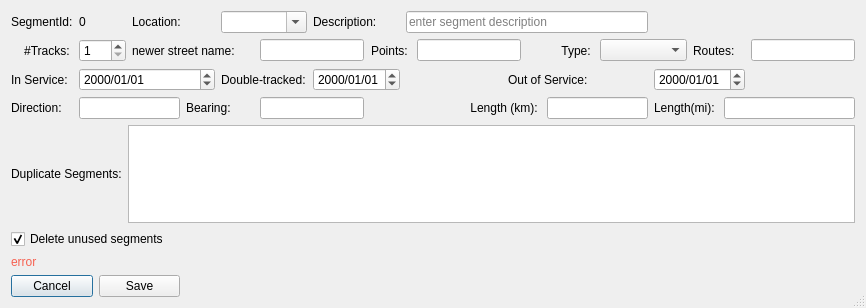
This is mapper_app/ui/editsegmentdialog.ui in allenck/mapper as Qt 5 draws it before an edit. The edited form follows.
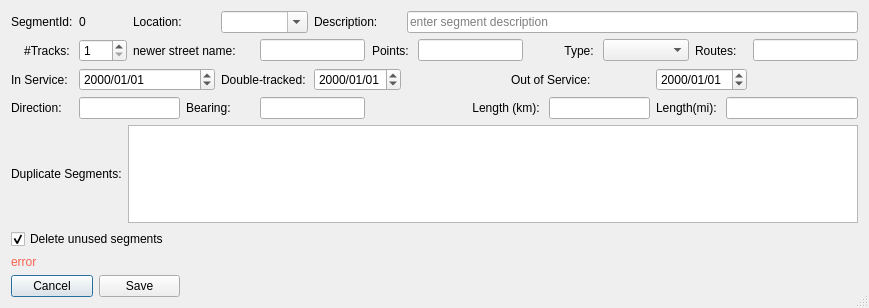
This is the edited form. Custom widgets are drawn as their Qt base class.

Patch:
```diff
--- a/mapper_app/ui/editsegmentdialog.ui
+++ b/mapper_app/ui/editsegmentdialog.ui
@@ -6,7 +6,7 @@
    <rect>
     <x>0</x>
     <y>0</y>
-    <width>866</width>
+    <width>869</width>
     <height>308</height>
    </rect>
   </property>
@@ -52,13 +52,6 @@
      </property>
     </widget>
    </item>
-   <item row="0" column="8" colspan="5">
-    <widget class="EditSegmentDescr" name="txtDescription">
-     <property name="placeholderText">
-      <string>enter segment description</string>
-     </property>
-    </widget>
-   </item>
    <item row="1" column="0">
     <widget class="QLabel" name="label_3">
      <property name="text">
@@ -308,6 +301,13 @@
      </item>
     </layout>
    </item>
+   <item row="0" column="8" colspan="9">
+    <widget class="EditSegmentDescr" name="txtDescription">
+     <property name="placeholderText">
+      <string>enter segment description</string>
+     </property>
+    </widget>
+   </item>
   </layout>
  </widget>
  <customwidgets>
```
